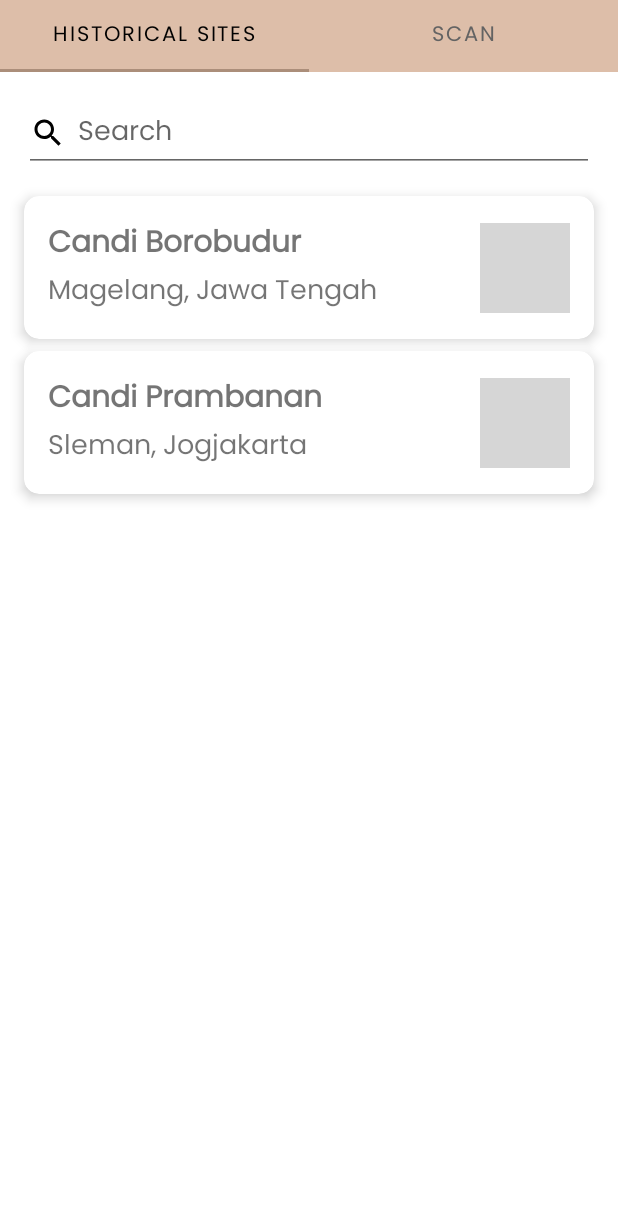
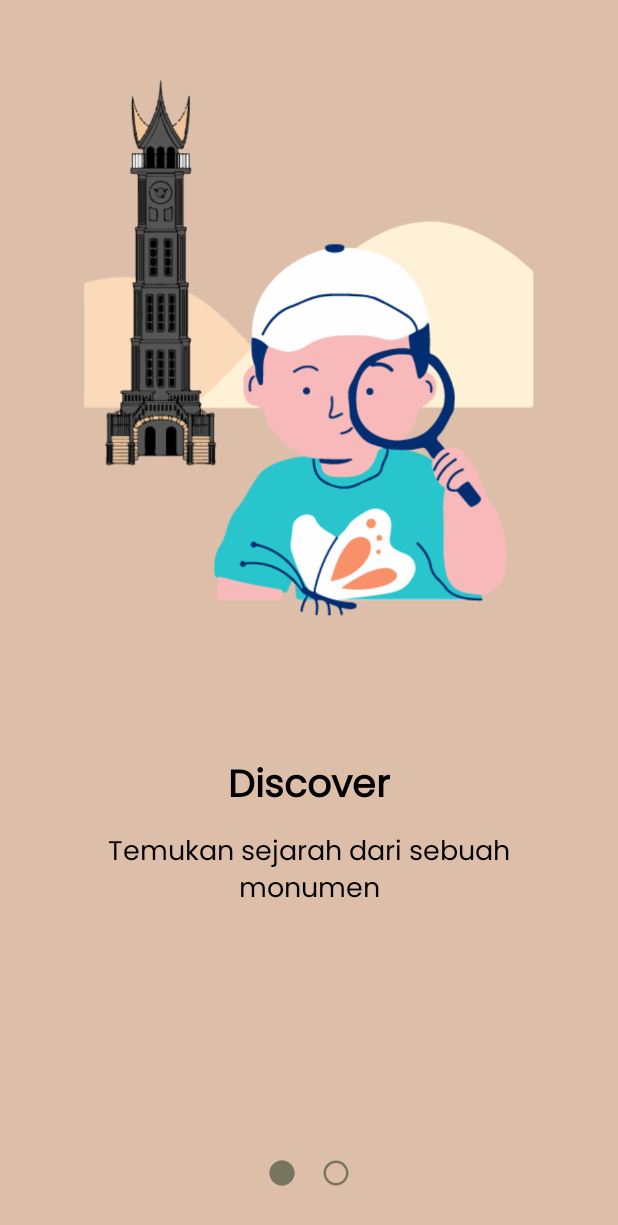
Before and after one commit to C22-PS186-Bangkit-2022-Capstone-Team/discover-nusantara, an Android app: the screen it shows after launch (MainActivity before the commit, OnboardingActivity after it), on a phone screen of 412 x 824 dp. Shown: the top 1225 px of the screen. Run offline under Robolectric (Android 15) with nearby library versions, the phone set to English and light mode, and no system bars; pictures from the network do not load; grey boxes are pictures that could not be loaded.

Commit message:
onboarding finish

```diff
--- a/app/src/main/java/com/dicoding/discovernusantara/data/SitesRepository.kt
+++ b/app/src/main/java/com/dicoding/discovernusantara/data/SitesRepository.kt
@@ -10,9 +10,5 @@ class SitesRepository private constructor(
 ){
     fun getAllSites(): LiveData<List<SitesEntity>> = sitesDao.getAllSites()
 
-    fun getSitesByName(name: String): LiveData<List<SitesEntity>> {
-        val query = "SELECT * FROM sitesentity WHERE name LIKE '%$name%'"
-        val simpleQuery = SimpleSQLiteQuery(query)
-        return sitesDao.getSitesByName(simpleQuery)
-    }
+    fun getSitesByName(name: String): LiveData<List<SitesEntity>> = sitesDao.getSitesByName(name)
 }
--- a/app/src/main/java/com/dicoding/discovernusantara/data/db/SitesDao.kt
+++ b/app/src/main/java/com/dicoding/discovernusantara/data/db/SitesDao.kt
@@ -18,6 +18,6 @@ interface SitesDao {
     @Query("SELECT * FROM sitesentity ORDER BY name ASC")
     fun getAllSites(): LiveData<List<SitesEntity>>
 
-    @RawQuery
-    fun getSitesByName(query: SupportSQLiteQuery): LiveData<List<SitesEntity>>
+    @Query("SELECT * FROM sitesentity WHERE name LIKE '%' || :name || '%'")
+    fun getSitesByName(name: String): LiveData<List<SitesEntity>>
 }
--- a/app/src/main/java/com/dicoding/discovernusantara/data/db/SitesEntity.kt
+++ b/app/src/main/java/com/dicoding/discovernusantara/data/db/SitesEntity.kt
@@ -6,31 +6,31 @@ import androidx.room.Entity
 import androidx.room.PrimaryKey
 import kotlinx.parcelize.Parcelize
 
-@Entity(tableName = "newsentity")
+@Entity(tableName = "sitesentity")
 @Parcelize
 data class SitesEntity (
     @PrimaryKey(autoGenerate = true)
     @ColumnInfo(name = "id")
-    val id: Int = 0,
+    var id: Int = 0,
 
     @ColumnInfo(name = "name")
-    val name: String? = null,
+    var name: String? = null,
 
     @ColumnInfo(name = "city")
-    val city: String? = null,
+    var city: String? = null,
 
     @ColumnInfo(name = "province")
-    val province: String? = null,
+    var province: String? = null,
 
     @ColumnInfo(name = "description")
-    val description: String? = null,
+    var description: String? = null,
 
     @ColumnInfo(name = "imgUrl")
-    val imageUrl: String? = null,
+    var imageUrl: String? = null,
 
     @ColumnInfo(name ="lat")
-    val lat: Double = 0.0,
+    var lat: Double = 0.0,
 
     @ColumnInfo(name = "long")
-    val long: Double = 0.0
+    var long: Double = 0.0
 ): Parcelable
--- a/app/src/main/java/com/dicoding/discovernusantara/ui/MainActivity.kt
+++ b/app/src/main/java/com/dicoding/discovernusantara/ui/MainActivity.kt
@@ -1,6 +1,9 @@
 package com.dicoding.discovernusantara.ui
 
 import android.Manifest
+import android.content.Context
+import android.content.Intent
+import android.content.SharedPreferences
 import android.content.pm.PackageManager
 import androidx.appcompat.app.AppCompatActivity
 import android.os.Bundle
@@ -12,6 +15,7 @@ import androidx.core.splashscreen.SplashScreen.Companion.installSplashScreen
 import com.dicoding.discovernusantara.R
 import com.dicoding.discovernusantara.adapter.SectionPagerAdapter
 import com.dicoding.discovernusantara.databinding.ActivityMainBinding
+import com.dicoding.discovernusantara.ui.onboarding.OnboardingActivity
 import com.dicoding.discovernusantara.ui.viewmodels.MainViewModel
 import com.google.android.material.tabs.TabLayoutMediator
 
@@ -38,11 +42,19 @@ class MainActivity : AppCompatActivity() {
         binding = ActivityMainBinding.inflate(layoutInflater)
         setContentView(binding.root)
 
+        if (!checkOnboarding()) startActivity(Intent(this, OnboardingActivity::class.java))
+
         setUpSectionPager()
 
         if (!allPermissionGranted()) {
             ActivityCompat.requestPermissions(this, REQUIRED_PERMISSIONS, REQUEST_CODE_PERMISSIONS)
         }
+    }
+
+    private fun checkOnboarding(): Boolean {
+        val sharedFile = packageName
+        val shared: SharedPreferences = getSharedPreferences(sharedFile, Context.MODE_PRIVATE)
+        return shared.getBoolean("shared_onboarding", false)
     }
 
     private fun setUpSectionPager() {
--- a/app/src/main/java/com/dicoding/discovernusantara/ui/onboarding/OnboardingActivity.kt
+++ b/app/src/main/java/com/dicoding/discovernusantara/ui/onboarding/OnboardingActivity.kt
@@ -1,18 +1,42 @@
 package com.dicoding.discovernusantara.ui.onboarding
 
+import android.content.Context
+import android.content.SharedPreferences
 import android.os.Build
 import androidx.appcompat.app.AppCompatActivity
 import android.os.Bundle
 import android.view.WindowInsets
 import android.view.WindowManager
 import com.dicoding.discovernusantara.R
+import com.dicoding.discovernusantara.databinding.ActivityOnboardingBinding
 
 class OnboardingActivity : AppCompatActivity() {
+    private lateinit var binding: ActivityOnboardingBinding
+
     override fun onCreate(savedInstanceState: Bundle?) {
         super.onCreate(savedInstanceState)
-        setContentView(R.layout.activity_onboarding)
+        binding = ActivityOnboardingBinding.inflate(layoutInflater)
+        setContentView(binding.root)
 
         hideSystemUI()
+
+        binding.btnStart.setOnClickListener {
+            savePreference()
+            finish()
+        }
+    }
+
+    override fun onBackPressed() {
+        super.onBackPressed()
+        savePreference()
+    }
+
+    private fun savePreference() {
+        val sharedFile = packageName
+        val shared: SharedPreferences = getSharedPreferences(sharedFile, Context.MODE_PRIVATE)
+        val editor: SharedPreferences.Editor = shared.edit()
+        editor.putBoolean("shared_onboarding", true)
+        editor.apply()
     }
 
     private fun hideSystemUI() {
--- a/app/src/main/res/layout/activity_detail.xml
+++ b/app/src/main/res/layout/activity_detail.xml
@@ -21,7 +21,8 @@
             android:layout_marginEnd="16dp"
             android:layout_marginBottom="16dp"
             android:text="@string/show_in_map"
-            app:cornerRadius="10dp"
+            android:textColor="@color/black"
+            app:cornerRadius="50dp"
             app:layout_constraintBottom_toBottomOf="parent"
             app:layout_constraintEnd_toEndOf="parent"
             app:layout_constraintStart_toStartOf="parent"
--- a/app/src/main/res/layout/activity_onboarding.xml
+++ b/app/src/main/res/layout/activity_onboarding.xml
@@ -1,10 +1,11 @@
 <?xml version="1.0" encoding="utf-8"?>
-<androidx.constraintlayout.widget.ConstraintLayout xmlns:android="http://schemas.android.com/apk/res/android"
+<androidx.constraintlayout.motion.widget.MotionLayout xmlns:android="http://schemas.android.com/apk/res/android"
     xmlns:app="http://schemas.android.com/apk/res-auto"
     xmlns:tools="http://schemas.android.com/tools"
     android:layout_width="match_parent"
     android:layout_height="match_parent"
     android:background="@color/primary"
+    app:layoutDescription="@xml/activity_onboarding_scene"
     tools:context=".ui.onboarding.OnboardingActivity">
 
     <ImageView
@@ -12,6 +13,7 @@
         android:layout_width="300dp"
         android:layout_height="400dp"
         android:layout_marginTop="32dp"
+        android:contentDescription="@string/onboarding_title_1"
         android:src="@drawable/onboarding_discover"
         app:layout_constraintEnd_toEndOf="parent"
         app:layout_constraintStart_toStartOf="parent"
@@ -22,9 +24,9 @@
         android:layout_width="wrap_content"
         android:layout_height="wrap_content"
         android:layout_marginTop="72dp"
-        android:text="Discover"
+        android:text="@string/onboarding_title_1"
         android:textColor="@color/black"
-        android:textSize="23sp"
+        android:textSize="25sp"
         android:textStyle="bold"
         app:layout_constraintEnd_toEndOf="@+id/imgDiscover"
         app:layout_constraintStart_toStartOf="@+id/imgDiscover"
@@ -35,7 +37,7 @@
         android:layout_width="0dp"
         android:layout_height="wrap_content"
         android:layout_marginTop="8dp"
-        android:text="Temukan sejarah dari monumen"
+        android:text="@string/onboarding_desc_1"
         android:textAlignment="center"
         android:textColor="@color/black"
         android:textSize="18sp"
@@ -48,6 +50,7 @@
         android:layout_width="300dp"
         android:layout_height="400dp"
         android:layout_marginTop="32dp"
+        android:contentDescription="@string/onboarding_title_2"
         android:src="@drawable/onboarding_scan"
         app:layout_constraintStart_toEndOf="parent"
         app:layout_constraintTop_toTopOf="parent" />
@@ -57,9 +60,9 @@
         android:layout_width="wrap_content"
         android:layout_height="wrap_content"
         android:layout_marginTop="72dp"
-        android:text="Scan"
+        android:text="@string/onboarding_title_2"
         android:textColor="@color/black"
-        android:textSize="23sp"
+        android:textSize="25sp"
         android:textStyle="bold"
         app:layout_constraintEnd_toEndOf="@+id/imgScan"
         app:layout_constraintStart_toStartOf="@+id/imgScan"
@@ -70,11 +73,56 @@
         android:layout_width="0dp"
         android:layout_height="wrap_content"
         android:layout_marginTop="8dp"
-        android:text="Ambil gambar dan mulai petualangan mu"
+        android:text="@string/onboarding_desc_2"
         android:textAlignment="center"
         android:textColor="@color/black"
         android:textSize="18sp"
         app:layout_constraintEnd_toEndOf="@+id/imgScan"
         app:layout_constraintStart_toStartOf="@+id/imgScan"
         app:layout_constraintTop_toBottomOf="@+id/txtDiscoverTitle2" />
-</androidx.constraintlayout.widget.ConstraintLayout>
+
+    <androidx.constraintlayout.utils.widget.ImageFilterView
+        android:id="@+id/menu1"
+        android:layout_width="20dp"
+        android:layout_height="20dp"
+        android:layout_marginEnd="8dp"
+        android:layout_marginBottom="32dp"
+        android:tint="@color/secondary_dark"
+        app:altSrc="@drawable/ic_circle_full_24"
+        app:layout_constraintBottom_toBottomOf="parent"
+        app:layout_constraintEnd_toStartOf="@+id/guideline2"
+        app:srcCompat="@drawable/ic_circle_24" />
+
+    <androidx.constraintlayout.utils.widget.ImageFilterView
+        android:id="@+id/menu2"
+        android:layout_width="20dp"
+        android:layout_height="20dp"
+        android:layout_marginStart="8dp"
+        android:layout_marginBottom="32dp"
+        android:tint="@color/secondary_dark"
+        app:altSrc="@drawable/ic_circle_full_24"
+        app:layout_constraintTop_toTopOf="@+id/menu1"
+        app:layout_constraintStart_toStartOf="@+id/guideline2"
+        app:srcCompat="@drawable/ic_circle_24" />
+
+    <androidx.constraintlayout.widget.Guideline
+        android:id="@+id/guideline2"
+        android:layout_width="wrap_content"
+        android:layout_height="wrap_content"
+        android:orientation="vertical"
+        app:layout_constraintGuide_percent="0.5" />
+
+    <Button
+        android:id="@+id/btn_start"
+        android:layout_width="200dp"
+        android:layout_height="50dp"
+        android:layout_marginBottom="16dp"
+        android:backgroundTint="@color/secondary"
+        android:text="@string/start"
+        android:textSize="18sp"
+        android:visibility="visible"
+        app:cornerRadius="50dp"
+        app:layout_constraintBottom_toTopOf="@+id/menu1"
+        app:layout_constraintEnd_toEndOf="parent"
+        app:layout_constraintStart_toStartOf="parent" />
+</androidx.constraintlayout.motion.widget.MotionLayout>
--- a/app/src/main/res/layout/fragment_scan.xml
+++ b/app/src/main/res/layout/fragment_scan.xml
@@ -29,7 +29,8 @@
         android:layout_marginEnd="8dp"
         android:layout_marginBottom="8dp"
         android:text="@string/take_photo"
-        app:cornerRadius="10dp"
+        android:textColor="@color/black"
+        app:cornerRadius="50dp"
         app:layout_constraintBottom_toTopOf="@+id/btn_search"
         app:layout_constraintEnd_toStartOf="@+id/btn_gallery"
         app:layout_constraintStart_toStartOf="parent" />
@@ -42,7 +43,8 @@
         android:layout_marginStart="8dp"
         android:layout_marginEnd="16dp"
         android:text="@string/gallery"
-        app:cornerRadius="10dp"
+        android:textColor="@color/black"
+        app:cornerRadius="50dp"
         app:layout_constraintEnd_toEndOf="parent"
         app:layout_constraintStart_toEndOf="@id/btn_take_photo"
         app:layout_constraintTop_toTopOf="@+id/btn_take_photo" />
@@ -54,7 +56,8 @@
         android:layout_height="wrap_content"
         android:layout_marginBottom="16dp"
         android:text="@string/search"
-        app:cornerRadius="10dp"
+        android:textColor="@color/black"
+        app:cornerRadius="50dp"
         app:layout_constraintBottom_toBottomOf="parent"
         app:layout_constraintEnd_toEndOf="@+id/btn_gallery"
         app:layout_constraintStart_toStartOf="@+id/btn_take_photo" />
--- a/app/src/main/res/values/strings.xml
+++ b/app/src/main/res/values/strings.xml
@@ -1,5 +1,5 @@
 <resources>
-    <string name="app_name">Discover Nusantara</string>
+    <string name="app_name">Dinara</string>
     <string name="history_site">Historical Sites</string>
     <string name="scan">Scan</string>
     <string name="search">Search</string>
@@ -8,4 +8,9 @@
     <string name="back">Back</string>
     <string name="show_in_map">Show in Map</string>
     <string name="title_activity_maps">Maps Activity</string>
+    <string name="onboarding_title_1">Discover</string>
+    <string name="onboarding_desc_1">Temukan sejarah dari sebuah monumen</string>
+    <string name="onboarding_title_2">Scan</string>
+    <string name="onboarding_desc_2">Ambil gambar dan mulai petualangan mu</string>
+    <string name="start">Mulai</string>
 </resources>
--- /dev/null
+++ b/app/src/main/res/xml/activity_onboarding_scene.xml
@@ -0,0 +1,159 @@
+<?xml version="1.0" encoding="utf-8"?>
+<MotionScene
+    xmlns:android="http://schemas.android.com/apk/res/android"
+    xmlns:motion="http://schemas.android.com/apk/res-auto">
+
+    <Transition
+        motion:constraintSetEnd="@+id/end"
+        motion:constraintSetStart="@id/start"
+        motion:duration="500"
+        motion:autoTransition="animateToEnd">
+       <KeyFrameSet>
+       </KeyFrameSet>
+    </Transition>
+
+    <ConstraintSet android:id="@+id/start">
+        <Constraint
+            android:id="@+id/menu1"
+            motion:layout_constraintEnd_toStartOf="@+id/guideline2"
+            android:layout_width="20dp"
+            android:layout_height="20dp"
+            android:layout_marginEnd="8dp"
+            motion:layout_constraintTop_toBottomOf="parent">
+            <CustomAttribute
+                motion:attributeName="crossfade"
+                motion:customFloatValue="0" />
+        </Constraint>
+        <Constraint
+            android:id="@+id/menu2"
+            android:layout_width="20dp"
+            android:layout_height="20dp"
+            android:layout_marginStart="8dp"
+            motion:layout_constraintStart_toStartOf="@+id/guideline2"
+            motion:layout_constraintTop_toTopOf="@+id/menu1">
+            <CustomAttribute
+                motion:attributeName="crossfade"
+                motion:customFloatValue="0" />
+        </Constraint>
+        <Constraint
+            android:layout_height="400dp"
+            android:layout_marginTop="32dp"
+            motion:layout_constraintTop_toTopOf="parent"
+            android:layout_width="300dp"
+            android:id="@+id/imgDiscover"
+            motion:layout_constraintStart_toEndOf="parent" />
+        <Constraint
+            android:layout_height="50dp"
+            motion:layout_constraintStart_toStartOf="@+id/txtDiscoverDesc2"
+            motion:layout_constraintEnd_toEndOf="@+id/txtDiscoverDesc2"
+            android:layout_width="200dp"
+            android:id="@+id/btn_start"
+            motion:layout_constraintTop_toBottomOf="@+id/txtDiscoverDesc2"
+            android:layout_marginTop="58dp"
+            android:layout_marginEnd="0dp"
+            android:layout_marginRight="405dp" >
+            <CustomAttribute
+                motion:attributeName="alpha"
+                motion:customFloatValue="0" />
+        </Constraint>
+    </ConstraintSet>
+
+    <ConstraintSet android:id="@+id/end">
+        <Constraint
+            android:layout_height="20dp"
+            motion:layout_constraintTop_toTopOf="@+id/menu1"
+            android:layout_width="20dp"
+            motion:layout_constraintStart_toStartOf="@+id/guideline2"
+            android:layout_marginStart="8dp"
+            android:id="@+id/menu2" >
+            <CustomAttribute
+                motion:attributeName="crossfade"
+                motion:customFloatValue="0" />
+        </Constraint>
+        <Constraint
+            android:id="@+id/menu1"
+            motion:layout_constraintEnd_toStartOf="@+id/guideline2"
+            android:layout_width="20dp"
+            android:layout_height="20dp"
+            motion:layout_constraintBottom_toBottomOf="parent"
+            android:layout_marginBottom="32dp"
+            android:layout_marginEnd="8dp">
+            <CustomAttribute
+                motion:attributeName="crossfade"
+                motion:customFloatValue="1" />
+        </Constraint>
+        <Constraint
+            android:layout_height="50dp"
+            motion:layout_constraintStart_toStartOf="@+id/txtDiscoverDesc2"
+            motion:layout_constraintEnd_toEndOf="@+id/txtDiscoverDesc2"
+            android:layout_width="200dp"
+            android:id="@+id/btn_start"
+            motion:layout_constraintTop_toTopOf="@+id/txtDiscoverDesc2"
+            android:layout_marginTop="59dp" >
+            <CustomAttribute
+                motion:attributeName="alpha"
+                motion:customFloatValue="0" />
+        </Constraint>
+    </ConstraintSet>
+    <ConstraintSet
+        android:id="@+id/menu2"
+        motion:deriveConstraintsFrom="@+id/end" >
+        <Constraint
+            android:layout_height="400dp"
+            android:layout_marginTop="32dp"
+            motion:layout_constraintTop_toTopOf="parent"
+            android:layout_width="300dp"
+            android:id="@+id/imgDiscover"
+            motion:layout_constraintEnd_toStartOf="parent" />
+        <Constraint
+            android:layout_height="400dp"
+            android:layout_marginTop="32dp"
+            motion:layout_constraintTop_toTopOf="parent"
+            android:layout_width="300dp"
+            motion:layout_constraintStart_toStartOf="parent"
+            android:id="@+id/imgScan"
+            motion:layout_constraintEnd_toEndOf="parent" />
+        <Constraint
+            android:id="@+id/menu1"
+            motion:layout_constraintEnd_toStartOf="@+id/guideline2"
+            android:layout_width="20dp"
+            android:layout_height="20dp"
+            motion:layout_constraintBottom_toBottomOf="parent"
+            android:layout_marginBottom="32dp"
+            android:layout_marginEnd="8dp"
+            motion:crossfade="0" >
+            <CustomAttribute
+                motion:attributeName="crossfade"
+                motion:customFloatValue="0" />
+        </Constraint>
+        <Constraint
+            android:id="@+id/menu2"
+            android:layout_height="20dp"
+            android:layout_width="20dp"
+            android:layout_marginStart="8dp"
+            motion:layout_constraintTop_toTopOf="@+id/menu1"
+            motion:layout_constraintStart_toStartOf="@+id/guideline2">
+            <CustomAttribute
+                motion:attributeName="crossfade"
+                motion:customFloatValue="1" />
+        </Constraint>
+        <Constraint
+            android:id="@+id/btn_start"
+            motion:layout_constraintEnd_toEndOf="@+id/txtDiscoverDesc2"
+            android:layout_height="50dp"
+            android:layout_width="200dp"
+            android:alpha="1"
+            motion:layout_constraintStart_toStartOf="@+id/txtDiscoverDesc2"
+            android:layout_marginTop="4dp"
+            motion:layout_constraintTop_toBottomOf="@+id/txtDiscoverDesc2">
+            <CustomAttribute
+                motion:attributeName="alpha"
+                motion:customFloatValue="1" />
+        </Constraint>
+    </ConstraintSet>
+    <Transition
+        motion:constraintSetStart="@+id/end"
+        motion:constraintSetEnd="@+id/menu2" >
+        <OnSwipe motion:dragDirection="dragLeft" />
+    </Transition>
+</MotionScene>
```
Also changed, not shown: app/src/main/AndroidManifest.xml (+9 -5 lines).
